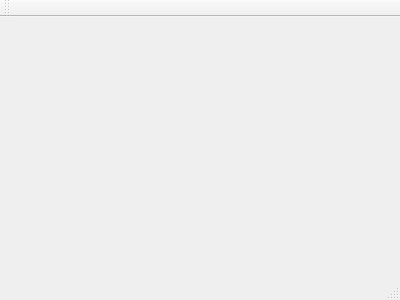
P0ppoff/SmartProjector, file Gst-multiscreens-client/mainwindow.ui: the form before one commit.
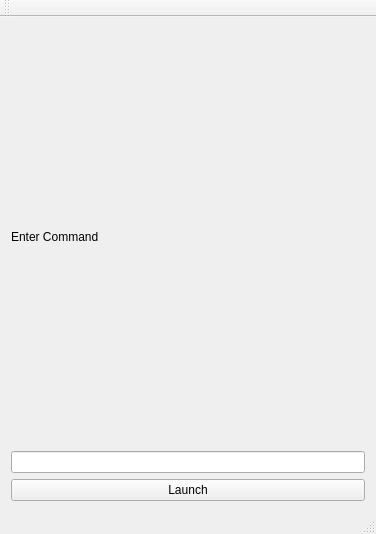
The form after the commit.

What changed in the file:
```diff
--- a/Gst-multiscreens-client/mainwindow.ui
+++ b/Gst-multiscreens-client/mainwindow.ui
@@ -1,24 +1,78 @@
 <ui version="4.0">
  <class>MainWindow</class>
- <widget class="QMainWindow" name="MainWindow" >
-  <property name="geometry" >
+ <widget class="QMainWindow" name="MainWindow">
+  <property name="geometry">
    <rect>
     <x>0</x>
     <y>0</y>
-    <width>400</width>
-    <height>300</height>
+    <width>376</width>
+    <height>534</height>
    </rect>
   </property>
   <property name="windowTitle" >
    <string>MainWindow</string>
   </property>
-  <widget class="QMenuBar" name="menuBar" />
-  <widget class="QToolBar" name="mainToolBar" />
-  <widget class="QWidget" name="centralWidget" />
-  <widget class="QStatusBar" name="statusBar" />
+  <widget class="QWidget" name="centralWidget">
+   <layout class="QVBoxLayout" name="verticalLayout">
+    <item>
+     <widget class="QLabel" name="label">
+      <property name="layoutDirection">
+       <enum>Qt::RightToLeft</enum>
+      </property>
+      <property name="autoFillBackground">
+       <bool>false</bool>
+      </property>
+      <property name="text">
+       <string>Enter Command</string>
+      </property>
+      <property name="scaledContents">
+       <bool>false</bool>
+      </property>
+      <property name="wordWrap">
+       <bool>false</bool>
+      </property>
+      <property name="indent">
+       <number>0</number>
+      </property>
+     </widget>
+    </item>
+    <item>
+     <widget class="QLineEdit" name="lineEdit">
+      <property name="text">
+       <string/>
+      </property>
+     </widget>
+    </item>
+    <item>
+     <widget class="QPushButton" name="pushButton">
+      <property name="text">
+       <string>Launch</string>
+      </property>
+     </widget>
+    </item>
+   </layout>
+  </widget>
+  <widget class="QMenuBar" name="menuBar">
+   <property name="geometry">
+    <rect>
+     <x>0</x>
+     <y>0</y>
+     <width>376</width>
+     <height>29</height>
+    </rect>
+   </property>
+  </widget>
+  <widget class="QToolBar" name="mainToolBar">
+   <attribute name="toolBarArea">
+    <enum>TopToolBarArea</enum>
+   </attribute>
+   <attribute name="toolBarBreak">
+    <bool>false</bool>
+   </attribute>
+  </widget>
+  <widget class="QStatusBar" name="statusBar"/>
  </widget>
- <layoutDefault spacing="6" margin="11" />
- <pixmapfunction></pixmapfunction>
+ <layoutdefault spacing="6" margin="11"/>
  <resources/>
  <connections/>
 </ui>
```
Left out of the diff: 3 changed lines with no effect on the pictures.
